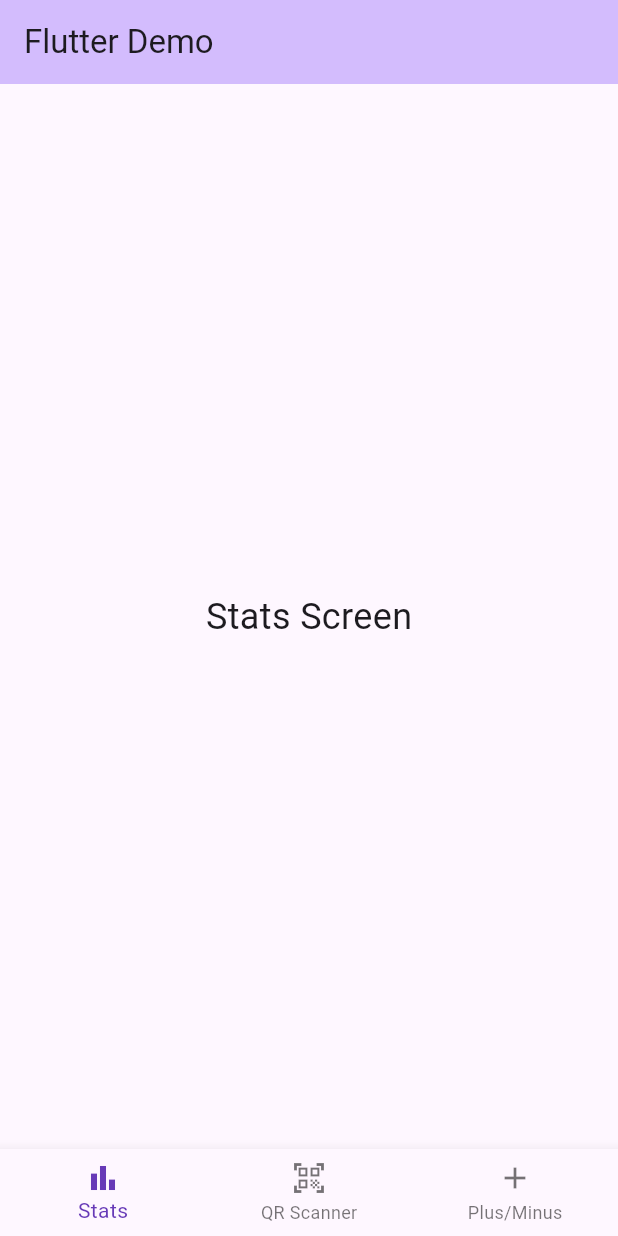
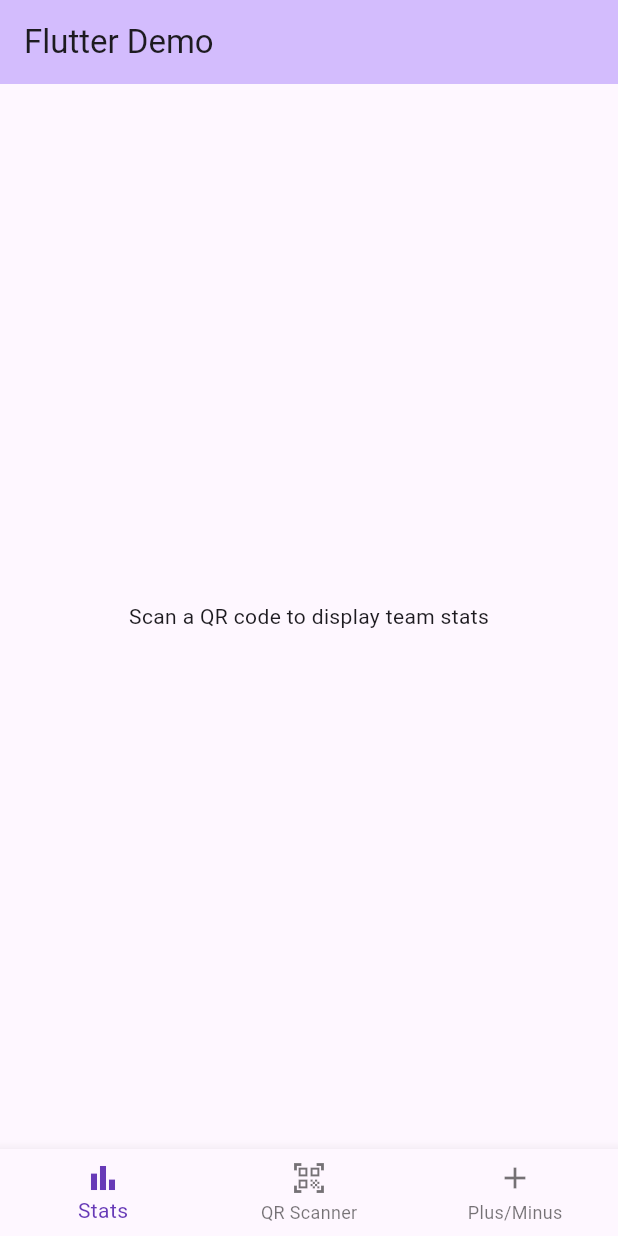
Before and after one commit to EWFranks/NFLStatsQRScanner, a Flutter app: the screen it shows after launch, on a phone screen of 412 x 824 dp. Run offline on Flutter 3.47's test engine with Material 3 defaults, Android fonts, the phone set to English and light mode, and no system bars; missing offline and left inert: mobile_scanner.

Commit message:
Ensured the saved state between tabbing and displays the proper data from the API.

```diff
--- a/flutter_application_1/lib/Stats.dart
+++ b/flutter_application_1/lib/Stats.dart
@@ -1,41 +1,50 @@
 import 'package:flutter/material.dart';
 import 'TeamData.dart';
 
-class Stats extends StatelessWidget {
-  final TeamData teamData;  // Pass team data
+class StatsScreen extends StatelessWidget {
+  final TeamData? teamData; // Passes data from MyHomePage
 
-  const Stats({Key? key, required this.teamData}) : super(key: key);
+  const StatsScreen({Key? key, required this.teamData}) : super(key: key);
 
   @override
   Widget build(BuildContext context) {
     return Scaffold(
-      appBar: AppBar(
-        title: Text('${teamData.name} Stats'),
-      ),
       body: Padding(
         padding: const EdgeInsets.all(16.0),
-        child: Column(
+        child: teamData != null
+            ? Column(
                 crossAxisAlignment: CrossAxisAlignment.start,
                 children: [
-            // Display team logo
-            Image.network(teamData.logoUrl),
-            SizedBox(height: 16),
-
-          // Team name
+                  Image.network(teamData!.logoUrl),
+                  const SizedBox(height: 16),
                   Text(
-            'Team: ${teamData!.name}',  // Display team name
-            style: TextStyle(fontSize: 20, fontWeight: FontWeight.bold),
+                    'Team: ${teamData!.name}',
+                    style: const TextStyle(fontSize: 20, fontWeight: FontWeight.bold),
                   ),
                   Text(
-            'Wins: ${teamData!.recordSummary.split('-')[0]}',  // Display Wins
-            style: TextStyle(fontSize: 16),
+                    'Location: ${teamData!.location}',
+                    style: const TextStyle(fontSize: 16),
                   ),
                   Text(
-            'Losses: ${teamData!.recordSummary.split('-')[1]}',  // Display Losses
-            style: TextStyle(fontSize: 16),
+                    'Record: ${teamData!.recordSummary}',
+                    style: const TextStyle(fontSize: 16),
                   ),
-
+                  Text(
+                    'Standing: ${teamData!.standingSummary}',
+                    style: const TextStyle(fontSize: 16),
+                  ),
+                  Text(
+                    'Coach: ${teamData!.coachFirstName} ${teamData!.coachLastName}',
+                    style: const TextStyle(fontSize: 16),
+                  ),
+                  Text(
+                    'Experience: ${teamData!.coachExperience} years',
+                    style: const TextStyle(fontSize: 16),
+                  ),
                 ],
+              )
+            : const Center(
+                child: Text('Scan a QR code to display team stats'),
               ),
       ),
     );
--- a/flutter_application_1/lib/main.dart
+++ b/flutter_application_1/lib/main.dart
@@ -1,5 +1,8 @@
 import 'package:flutter/material.dart';
 import 'QR_Scanner.dart';
+import 'TeamData.dart';
+import 'Stats.dart';
+
 void main() {
   runApp(const MyApp());
 }
@@ -29,12 +32,13 @@ class MyHomePage extends StatefulWidget {
 
 class _MyHomePageState extends State<MyHomePage> {
   int _selectedIndex = 0;
+  TeamData? _teamData;
 
-  static const List<Widget> _widgetOptions = <Widget>[
-    StatsScreen(),
-    QRCodeScanner(),
-    PlusMinusScreen(),
-  ];
+  void _updateTeamData(TeamData data) {
+    setState(() {
+      _teamData = data;
+    });
+  }
 
   void _onItemTapped(int index) {
     setState(() {
@@ -49,8 +53,13 @@ class _MyHomePageState extends State<MyHomePage> {
         title: const Text('Flutter Demo'),
         backgroundColor: Theme.of(context).colorScheme.inversePrimary,
       ),
-      body: Center(
-        child: _widgetOptions.elementAt(_selectedIndex),
+      body: IndexedStack(
+        index: _selectedIndex,
+        children: [
+          StatsScreen(teamData: _teamData), // Updated to Stats
+          QRCodeScanner(onTeamDataScanned: _updateTeamData),
+          //const OddsScreen(), // Updated to Odds
+        ],
       ),
       bottomNavigationBar: BottomNavigationBar(
         items: const <BottomNavigationBarItem>[
@@ -74,31 +83,3 @@ class _MyHomePageState extends State<MyHomePage> {
     );
   }
 }
-
-class StatsScreen extends StatelessWidget {
-  const StatsScreen({super.key});
-
-  @override
-  Widget build(BuildContext context) {
-    return const Center(
-      child: Text(
-        'Stats Screen',
-        style: TextStyle(fontSize: 24),
-      ),
-    );
-  }
-}
-
-class PlusMinusScreen extends StatelessWidget {
-  const PlusMinusScreen({super.key});
-
-  @override
-  Widget build(BuildContext context) {
-    return const Center(
-      child: Text(
-        'Plus/Minus Screen',
-        style: TextStyle(fontSize: 24),
-      ),
-    );
-  }
-}
```
Also changed, not shown: flutter_application_1/lib/QR_Scanner.dart (+22 -30 lines), flutter_application_1/lib/TeamData.dart (+10 -6 lines), flutter_application_1/lib/nfl_api_service.dart (+5 -5 lines). Lines whose indentation alone changed are shown as unchanged.
